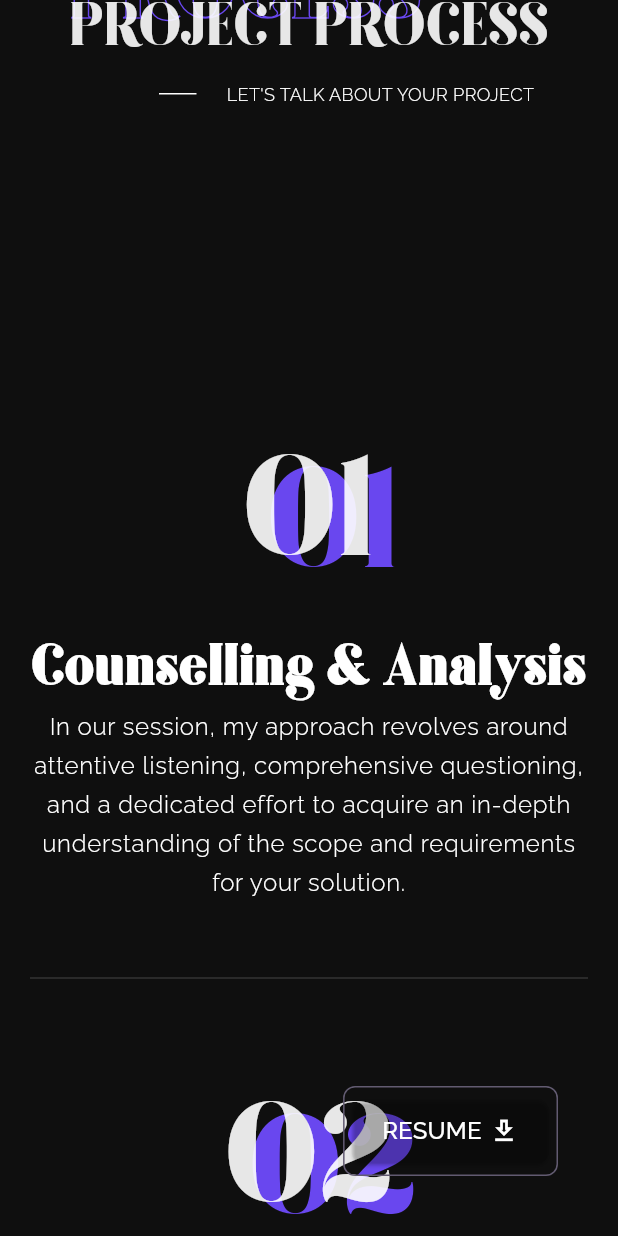
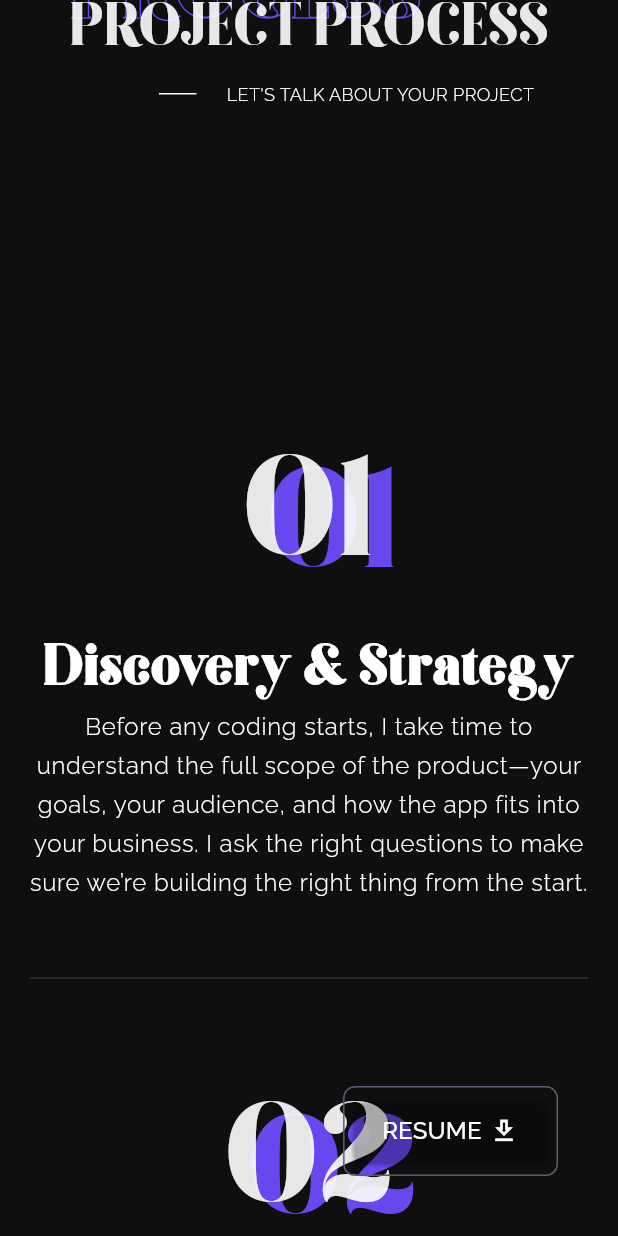
Before and after one commit to haxgert/portfolio, a Flutter app: the ProjectProcessView widget shown alone on an empty page, opened directly, on a phone screen of 412 x 824 dp. Run offline on Flutter 3.47's test engine with Material 3 defaults, Android fonts, the phone set to English and light mode, and no system bars; drawn by our look-alikes of auto_size_text, entry; our stand-ins replace animated_flip_counter, delightful_toast, flutter_svg, go_router, shared_preferences, visibility_detector; missing offline and left inert: flutter_mailer; accounts and stored records are empty.

Commit message:
resume update

```diff
--- a/lib/config/constants.dart
+++ b/lib/config/constants.dart
@@ -15,7 +15,7 @@ class Constants {
   // static const xUrl = 'https://x.com/gerthaxhija';
   static const githubUrl = 'https://github.com/haxgert/';
   static const resumeURl =
-      'https://drive.google.com/file/d/1XV6aylFm8qg0qbXPp2Xj0vFntMW9hwnS/view?usp=drive_link';
+      'https://drive.google.com/file/d/1-osZ9hupjMoSD0dJzQ7iuQtGHxCUhbG8/view?usp=sharing';
 
   static outLinedText(BuildContext context, {double strokeWidth = 1}) {
     return Paint()
--- a/lib/view/pages/home/views/project_process_web.dart
+++ b/lib/view/pages/home/views/project_process_web.dart
@@ -26,28 +26,28 @@ class ProjectProcessView extends StatelessWidget {
           SizedBox(height: 200),
           _ProcessCard(
             number: "01",
-            title: "Counselling & Analysis",
+            title: "Discovery & Strategy",
             description:
-                "In our session, my approach revolves around attentive listening, comprehensive questioning, and a dedicated effort to acquire an in-depth understanding of the scope and requirements for your solution.",
+                "Before any coding starts, I take time to understand the full scope of the product—your goals, your audience, and how the app fits into your business. I ask the right questions to make sure we’re building the right thing from the start.",
           ),
           _ProcessCard(
             isReversed: true,
             number: "02",
-            title: "User interface design",
+            title: "UI/UX Design Approach",
             description:
-                "Above all, the visual aspect of your product takes center stage for users. It must not only be aesthetically pleasing but also embrace simplicity, functionality, and interactivity. The key is to streamline elements, ensuring an enjoyable user experience while maintaining visual excellence.",
+                "Design isn’t just about good looks—it’s about solving problems. I work closely with designers to create intuitive, responsive, and consistent interfaces that make apps feel smooth and easy to use.",
           ),
           _ProcessCard(
             number: "03",
             title: "Development",
             description:
-                "I specialize in Flutter, the optimal choice for building elegant looking mobile applications. I expedite project completion. My commitment includes optimizing mobile apps performance by following up to date coding standards, prioritizing speed, security, and reliability.",
+                "While Flutter is a core strength, I also build robust apps using Kotlin for native Android and React Native when needed. I follow clean architecture and modular principles across stacks, integrate third-party APIs and Firebase, and fine-tune performance to ensure apps are fast, scalable, and production-ready.",
           ),
           _ProcessCard(
             number: "04",
-            title: "Delivery & Launch!",
+            title: "Testing & Launch",
             description:
-                "Upon project completion, my commitment is to provide deliverables that not only meet your high-quality standards but also undergo continuous and thorough monitoring. This approach ensures that the final products align with your expectations and adhere to best practices.",
+                "Once development wraps, I handle app store submissions, ongoing QA, bug fixes, and performance testing. I make sure everything runs smoothly across devices, and your app hits the ground running from day one.",
             isReversed: true,
           ),
         ],
```
